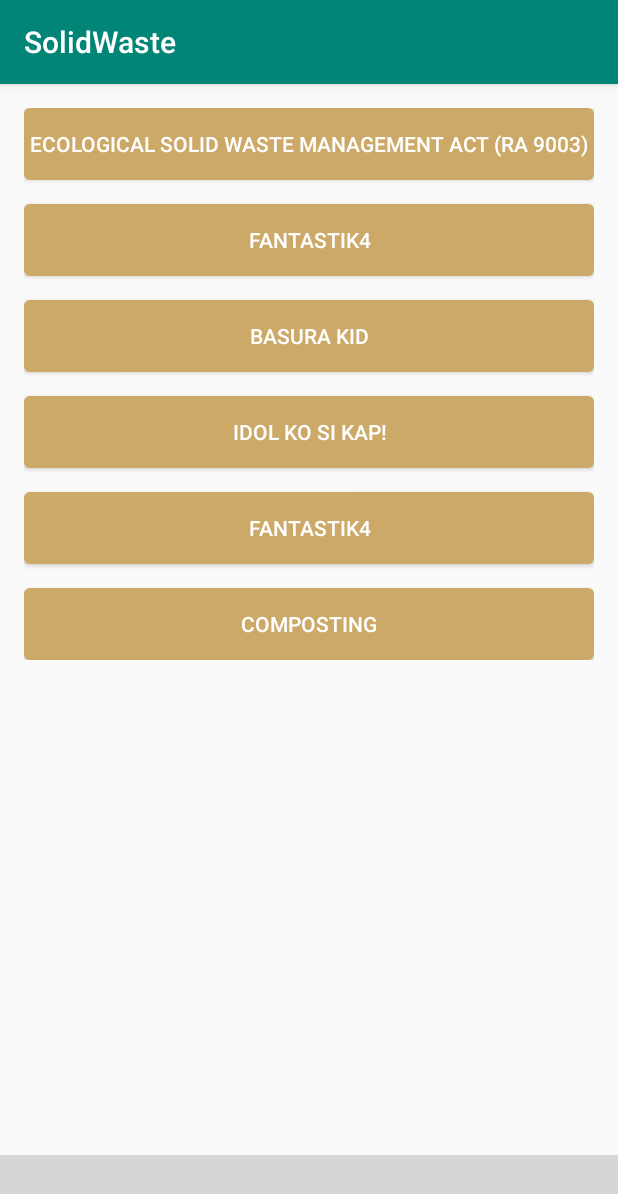
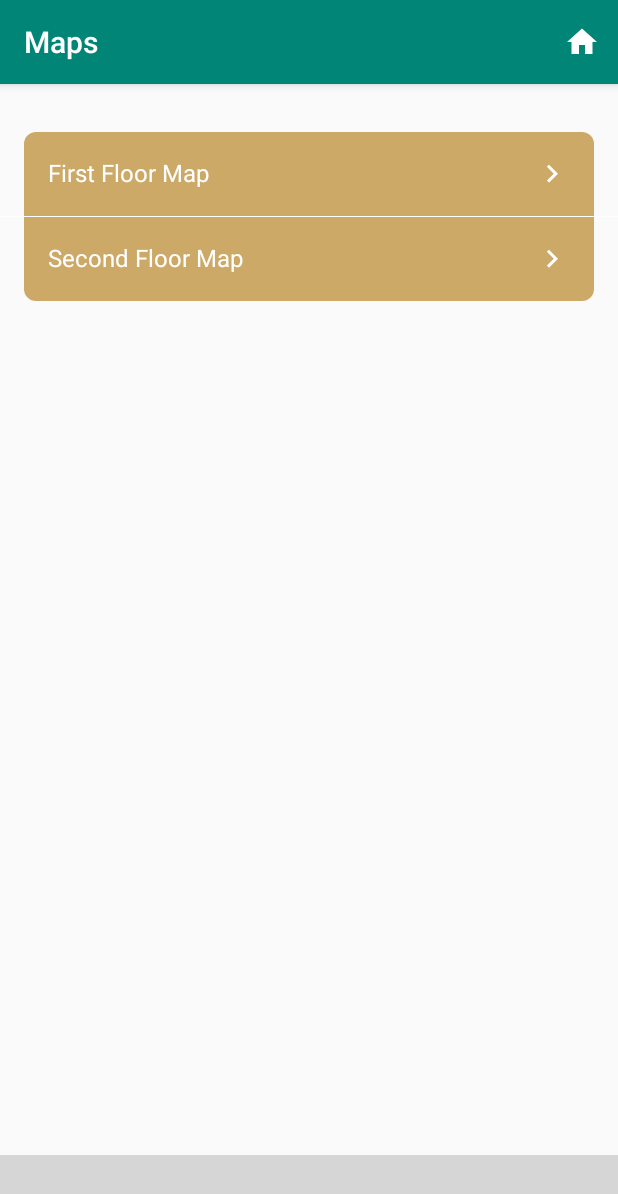
Before and after one commit to LeBronoMars/sw, an Android app: the screen it shows after launch (HomeActivity), after a tap on "BEGIN TOUR", on a phone screen of 412 x 824 dp. Shown: the top 1194 px of the screen. Run offline under Robolectric (Android 15) with nearby library versions, the phone set to English and light mode, and no system bars; our stand-ins replace Dagger/Hilt's generated code, RxJava, Timber, data binding; plain views replace BottomNavigationViewEx; 2 statements that could not run were skipped; grey boxes are pictures that could not be loaded.

Commit message:
Finish maps fragment

```diff
--- a/app/src/main/java/com/denr/solidwaste/ui/home/HomeActivity.java
+++ b/app/src/main/java/com/denr/solidwaste/ui/home/HomeActivity.java
@@ -1,15 +1,20 @@
 package com.denr.solidwaste.ui.home;
 
+import android.content.Intent;
 import android.os.Bundle;
 import android.support.v4.app.Fragment;
+import android.support.v4.view.ViewPager;
+import android.view.Menu;
+import android.view.MenuItem;
 
 import com.denr.solidwaste.BR;
 import com.denr.solidwaste.R;
 import com.denr.solidwaste.base.BaseActivity;
 import com.denr.solidwaste.base.BaseFragmentPagerAdapter;
 import com.denr.solidwaste.databinding.ActivityHomeBinding;
-import com.denr.solidwaste.ui.home.fragment.HomeFragment;
+import com.denr.solidwaste.ui.home.maps.MapsFragment;
 import com.denr.solidwaste.ui.home.sites.SitesFragment;
+import com.denr.solidwaste.ui.welcome.WelcomeActivity;
 
 import java.util.ArrayList;
 
@@ -36,6 +41,27 @@ public class HomeActivity extends BaseActivity<ActivityHomeBinding, HomeViewMode
     protected void onCreate(Bundle savedInstanceState) {
         super.onCreate(savedInstanceState);
         initFragments();
+        getSupportActionBar().setTitle(getString(R.string.bnve_maps));
+    }
+
+    @Override
+    public boolean onCreateOptionsMenu(Menu menu) {
+        getMenuInflater().inflate(R.menu.action_bar_menu, menu);
+        return super.onCreateOptionsMenu(menu);
+    }
+
+    @Override
+    public boolean onOptionsItemSelected(MenuItem item) {
+        switch (item.getItemId()) {
+            case android.R.id.home:
+                this.finish();
+                return true;
+            case R.id.navigation_home:
+                startActivity(new Intent(this, WelcomeActivity.class));
+                finish();
+                return true;
+        }
+        return true;
     }
 
     @Override
@@ -59,7 +85,7 @@ public class HomeActivity extends BaseActivity<ActivityHomeBinding, HomeViewMode
     }
 
     private void initFragments() {
-        fragments.add(SitesFragment.newInstance());
+        fragments.add(MapsFragment.newInstance());
         fragments.add(SitesFragment.newInstance());
         fragments.add(SitesFragment.newInstance());
         fragments.add(SitesFragment.newInstance());
@@ -71,5 +97,30 @@ public class HomeActivity extends BaseActivity<ActivityHomeBinding, HomeViewMode
         getViewDataBinding().vpHome.setOffscreenPageLimit(fragments.size());
 
         getViewDataBinding().bottomNavigationViewEx.setupWithViewPager(getViewDataBinding().vpHome);
+
+        getViewDataBinding().vpHome.addOnPageChangeListener(new ViewPager.OnPageChangeListener() {
+            @Override
+            public void onPageScrolled(int i, float v, int i1) {
+
+            }
+
+            @Override
+            public void onPageSelected(int i) {
+                if (i == 0) {
+                    getSupportActionBar().setTitle(getString(R.string.bnve_maps));
+                } else if (i == 1) {
+                    getSupportActionBar().setTitle(getString(R.string.bnve_keypad));
+                } else if (i == 2) {
+                    getSupportActionBar().setTitle(getString(R.string.bnve_sites));
+                } else {
+                    getSupportActionBar().setTitle(getString(R.string.bnve_info));
+                }
+            }
+
+            @Override
+            public void onPageScrollStateChanged(int i) {
+
+            }
+        });
     }
 }
--- a/app/src/main/java/com/denr/solidwaste/ui/home/HomeFragmentProvider.java
+++ b/app/src/main/java/com/denr/solidwaste/ui/home/HomeFragmentProvider.java
@@ -2,6 +2,8 @@ package com.denr.solidwaste.ui.home;
 
 import com.denr.solidwaste.ui.home.fragment.HomeFragment;
 import com.denr.solidwaste.ui.home.fragment.HomeFragmentModule;
+import com.denr.solidwaste.ui.home.maps.MapsFragment;
+import com.denr.solidwaste.ui.home.maps.MapsFragmentModule;
 import com.denr.solidwaste.ui.home.sites.SitesFragment;
 import com.denr.solidwaste.ui.home.sites.SitesFragmentModule;
 
@@ -14,6 +16,9 @@ public interface HomeFragmentProvider {
     @ContributesAndroidInjector(modules = HomeFragmentModule.class)
     HomeFragment provideHomeFragment();
 
+    @ContributesAndroidInjector(modules = MapsFragmentModule.class)
+    MapsFragment provideMapsFragment();
+
     @ContributesAndroidInjector(modules = SitesFragmentModule.class)
     SitesFragment provideSitesFragment();
 }
--- /dev/null
+++ b/app/src/main/java/com/denr/solidwaste/ui/home/maps/MapsFragment.java
@@ -0,0 +1,53 @@
+package com.denr.solidwaste.ui.home.maps;
+
+import android.os.Bundle;
+import android.support.annotation.NonNull;
+import android.view.View;
+
+import com.denr.solidwaste.BR;
+import com.denr.solidwaste.R;
+import com.denr.solidwaste.base.BaseFragment;
+import com.denr.solidwaste.databinding.FragmentMapsBinding;
+
+import javax.inject.Inject;
+
+public class MapsFragment extends BaseFragment<FragmentMapsBinding, MapsFragmentViewModel>
+        implements MapsFragmentNavigator {
+
+    @Inject
+    MapsFragmentViewModel mapsFragmentViewModel;
+
+    public static MapsFragment newInstance() {
+        Bundle args = new Bundle();
+        MapsFragment fragment = new MapsFragment();
+        fragment.setArguments(args);
+        return fragment;
+    }
+
+    @Override
+    public void onViewCreated(@NonNull View view, Bundle savedInstanceState) {
+        super.onViewCreated(view, savedInstanceState);
+    }
+
+    @Override
+    public int getBindingVariable() {
+        return BR.viewModel;
+    }
+
+    @Override
+    public int getLayoutId() {
+        return R.layout.fragment_maps;
+    }
+
+    @Override
+    public MapsFragmentViewModel getViewModel() {
+        return mapsFragmentViewModel;
+    }
+
+    @Override
+    public void onViewMap(int index) {
+        if (index == 0) {
+
+        }
+    }
+}
--- /dev/null
+++ b/app/src/main/java/com/denr/solidwaste/ui/home/maps/MapsFragmentModule.java
@@ -0,0 +1,13 @@
+package com.denr.solidwaste.ui.home.maps;
+
+import dagger.Module;
+import dagger.Provides;
+
+@Module
+public class MapsFragmentModule {
+
+    @Provides
+    MapsFragmentViewModel provide() {
+        return new MapsFragmentViewModel();
+    }
+}
--- /dev/null
+++ b/app/src/main/java/com/denr/solidwaste/ui/home/maps/MapsFragmentNavigator.java
@@ -0,0 +1,6 @@
+package com.denr.solidwaste.ui.home.maps;
+
+public interface MapsFragmentNavigator {
+
+    void onViewMap(int index);
+}
--- /dev/null
+++ b/app/src/main/java/com/denr/solidwaste/ui/home/maps/MapsFragmentViewModel.java
@@ -0,0 +1,10 @@
+package com.denr.solidwaste.ui.home.maps;
+
+import com.denr.solidwaste.base.BaseViewModel;
+
+public class MapsFragmentViewModel extends BaseViewModel<MapsFragmentNavigator> {
+
+    public void onViewMap(int index) {
+        getNavigator().onViewMap(index);
+    }
+}
--- /dev/null
+++ b/app/src/main/res/drawable/ic_keyboard_arrow_right_white_24dp.xml
@@ -0,0 +1,5 @@
+<vector android:height="24dp" android:tint="#FFFFFF"
+    android:viewportHeight="24.0" android:viewportWidth="24.0"
+    android:width="24dp" xmlns:android="http://schemas.android.com/apk/res/android">
+    <path android:fillColor="#FF000000" android:pathData="M8.59,16.34l4.58,-4.59 -4.58,-4.59L10,5.75l6,6 -6,6z"/>
+</vector>
--- /dev/null
+++ b/app/src/main/res/drawable/menu_bg_bottom.xml
@@ -0,0 +1,11 @@
+<?xml version="1.0" encoding="utf-8"?>
+<shape xmlns:android="http://schemas.android.com/apk/res/android"
+    android:shape="rectangle">
+
+    <solid android:color="@color/welcome_button_bg" />
+
+    <corners
+        android:bottomLeftRadius="8dp"
+        android:bottomRightRadius="8dp" />
+
+</shape>
--- /dev/null
+++ b/app/src/main/res/drawable/menu_bg_center.xml
@@ -0,0 +1,7 @@
+<?xml version="1.0" encoding="utf-8"?>
+<shape xmlns:android="http://schemas.android.com/apk/res/android"
+    android:shape="rectangle">
+
+    <solid android:color="@color/welcome_button_bg" />
+
+</shape>
--- /dev/null
+++ b/app/src/main/res/drawable/menu_bg_top.xml
@@ -0,0 +1,11 @@
+<?xml version="1.0" encoding="utf-8"?>
+<shape xmlns:android="http://schemas.android.com/apk/res/android"
+    android:shape="rectangle">
+
+    <solid android:color="@color/welcome_button_bg" />
+
+    <corners
+        android:topLeftRadius="8dp"
+        android:topRightRadius="8dp" />
+
+</shape>
--- /dev/null
+++ b/app/src/main/res/layout/fragment_maps.xml
@@ -0,0 +1,53 @@
+<?xml version="1.0" encoding="utf-8"?>
+<layout xmlns:android="http://schemas.android.com/apk/res/android"
+    xmlns:app="http://schemas.android.com/apk/res-auto"
+    xmlns:tools="http://schemas.android.com/tools">
+
+    <data>
+
+        <import type="android.view.View" />
+
+        <variable
+            name="viewModel"
+            type="com.denr.solidwaste.ui.home.maps.MapsFragmentViewModel" />
+    </data>
+
+    <LinearLayout
+        android:layout_width="match_parent"
+        android:layout_height="match_parent"
+        android:orientation="vertical">
+
+        <TextView
+            android:layout_width="match_parent"
+            android:layout_height="wrap_content"
+            android:layout_marginStart="16dp"
+            android:layout_marginTop="32dp"
+            android:layout_marginEnd="16dp"
+            android:background="@drawable/menu_bg_top"
+            android:drawableRight="@drawable/ic_keyboard_arrow_right_white_24dp"
+            android:onClick="@{() -> viewModel.onViewMap(0)}"
+            android:padding="16dp"
+            android:text="@string/first_floor_map"
+            android:textColor="@color/white"
+            android:textSize="16sp" />
+
+        <View
+            android:layout_width="match_parent"
+            android:layout_height="1px"
+            android:background="@color/white" />
+
+        <TextView
+            android:layout_width="match_parent"
+            android:layout_height="wrap_content"
+            android:layout_marginStart="16dp"
+            android:layout_marginEnd="16dp"
+            android:background="@drawable/menu_bg_bottom"
+            android:drawableRight="@drawable/ic_keyboard_arrow_right_white_24dp"
+            android:onClick="@{() -> viewModel.onViewMap(1)}"
+            android:padding="16dp"
+            android:text="@string/second_floor_map"
+            android:textColor="@color/white"
+            android:textSize="16sp" />
+
+    </LinearLayout>
+</layout>
--- a/app/src/main/res/values/strings.xml
+++ b/app/src/main/res/values/strings.xml
@@ -83,6 +83,10 @@
 
     <string name="ra_9003_content_title_8">Pagpapatupad ng Batas sa mga Lokal na Pamahalaan</string>
     <string name="ra_9003_content_body_8">Ang Provincial SWM Board ang nagsasaayos ng kabuuang programa sa Wastong pamamahala ng basura.
-    \n\n\nAng City/Municipal SWM Board naman ang nagpapatupad ng mga batas ukol sa pagbubukod ng basura sa pinagmulan nito, maging ang pagtatatagng mga pasilidad para sa natirang basura at mga special waste.
-    \n\n\nAng Barangay SWM Committee ay ang naatasan sa pagtatatag ng MRF para sa mga nabubulok o ma-karbon at pansamantalang lalagyan ng mga balik-gamit na materyales\n\n\n</string>
+            \n\n\nAng City/Municipal SWM Board naman ang nagpapatupad ng mga batas ukol sa pagbubukod ng basura sa pinagmulan nito, maging ang pagtatatagng mga pasilidad para sa natirang basura at mga special waste.
+            \n\n\nAng Barangay SWM Committee ay ang naatasan sa pagtatatag ng MRF para sa mga nabubulok o ma-karbon at pansamantalang lalagyan ng mga balik-gamit na materyales\n\n\n</string>
+
+    <string name="first_floor_map">First Floor Map</string>
+    <string name="second_floor_map">Second Floor Map</string>
+
 </resources>
```
